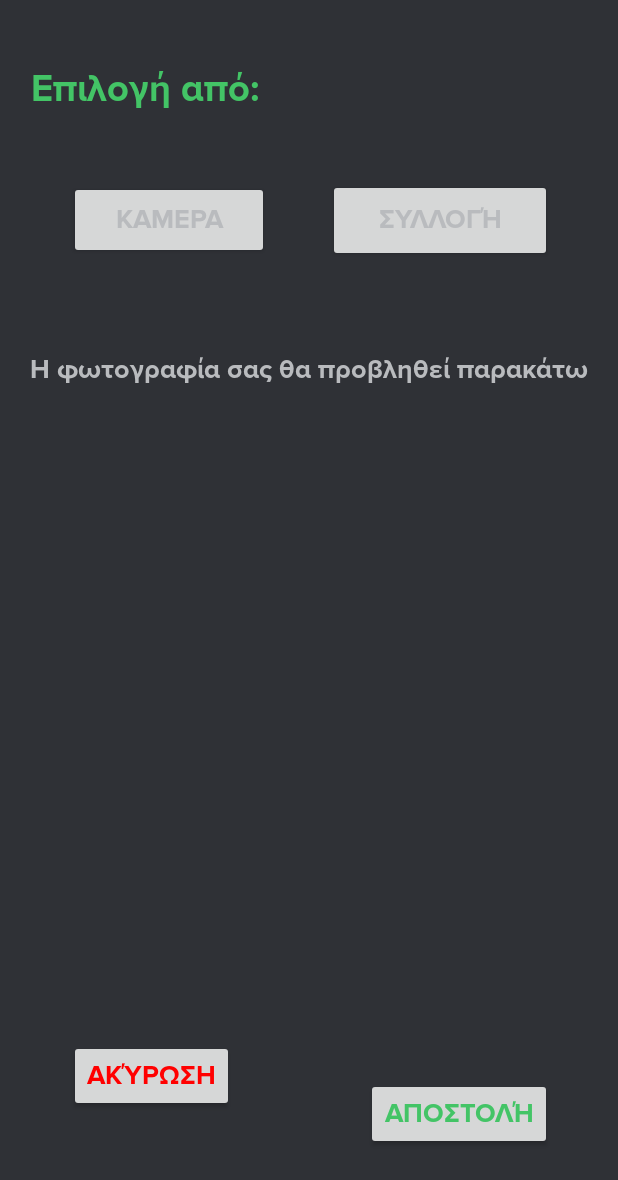
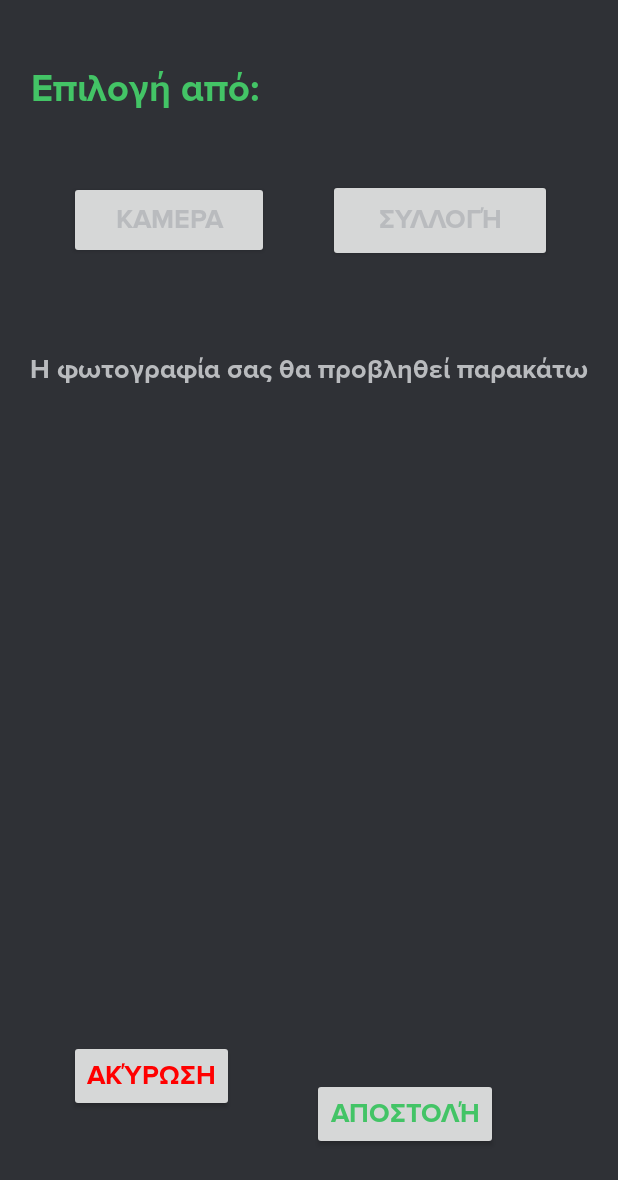
Before and after one commit to anape03/chat-filiw, an Android app: the ActivityTakePicture screen opened directly, with no data from a screen before it, after a tap on "ΣΥΛΛΟΓΉ", on a phone screen of 412 x 824 dp. Shown: the top 1180 px of the screen. Run offline under Robolectric (Android 15) with nearby library versions, the phone set to English and light mode, and no system bars.

Commit message:
small changes on take picture (permissions) and delete addFile button

```diff
--- a/app/src/main/java/com/example/filiw/activities/ActivityTakePicture.java
+++ b/app/src/main/java/com/example/filiw/activities/ActivityTakePicture.java
@@ -32,7 +32,6 @@ public class ActivityTakePicture extends Activity
     private final String[] PERMISSIONS = {  Manifest.permission.CAMERA,
                                             Manifest.permission.READ_EXTERNAL_STORAGE,
                                             Manifest.permission.WRITE_EXTERNAL_STORAGE};
-    private final String[] PERMISSIONS2 = {Manifest.permission.READ_EXTERNAL_STORAGE};
     @Override
     public void onCreate(Bundle savedInstanceState)
     {
@@ -44,24 +43,17 @@ public class ActivityTakePicture extends Activity
         Button storageButton = (Button)findViewById(R.id.buttonStorage);
         Button cancel=(Button)findViewById(R.id.buttoncanceltakephoto);
 
-
+        if (!hasPermissions(this, PERMISSIONS)) {
+            int PERMISSION_ALL = 1;
+            ActivityCompat.requestPermissions(this, PERMISSIONS, PERMISSION_ALL);
+        }
 
         photoButton.setOnClickListener(v -> {
-            if (!hasPermissions(this, PERMISSIONS)) {
-                int PERMISSION_ALL = 1;
-                ActivityCompat.requestPermissions(this, PERMISSIONS, PERMISSION_ALL);
-            }
-
             Intent cameraIntent = new Intent(android.provider.MediaStore.ACTION_IMAGE_CAPTURE);
             startActivityForResult(cameraIntent, CAMERA_REQUEST);
         });
 
         storageButton.setOnClickListener(v -> {
-            if (!hasPermissions(this, PERMISSIONS2)) {
-                int PERMISSION_ALL = 1;
-                ActivityCompat.requestPermissions(this, PERMISSIONS2, PERMISSION_ALL);
-            }
-
             // Create the Intent for Image Gallery.
             Intent i = new Intent(Intent.ACTION_PICK, android.provider.MediaStore.Images.Media.EXTERNAL_CONTENT_URI);
             // Start new activity with the LOAD_IMAGE_RESULTS to handle back the results when image is picked from the Image Gallery.
--- a/app/src/main/res/layout/activity_take_picture.xml
+++ b/app/src/main/res/layout/activity_take_picture.xml
@@ -43,7 +43,7 @@
         app:layout_constraintBottom_toBottomOf="parent"
         app:layout_constraintEnd_toEndOf="@+id/buttonStorage"
         app:layout_constraintHorizontal_bias="0.0"
-        app:layout_constraintStart_toEndOf="@+id/button2"
+        app:layout_constraintStart_toEndOf="@+id/buttoncanceltakephoto"
         app:layout_constraintTop_toTopOf="parent"
         app:layout_constraintVertical_bias="0.926" />
 
```
Also changed, not shown: app/src/main/java/com/example/filiw/activities/activity_show_chat.java (+1 -17 lines), app/src/main/res/layout/activity_show_chat.xml (+0 -17 lines).
